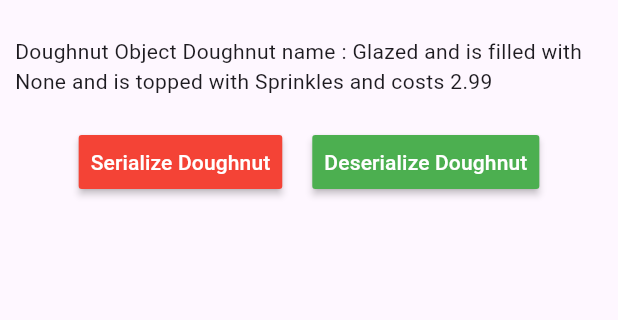
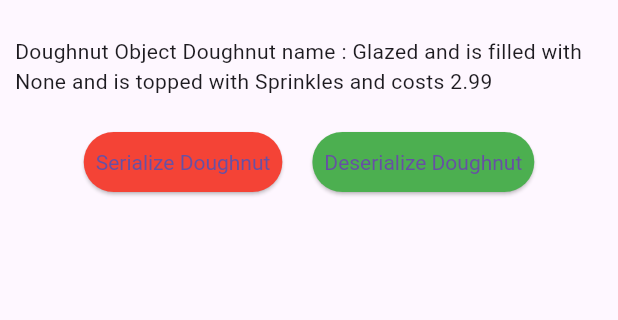
Before and after one commit to TomerPacific/MediumArticles, a Flutter app: the screen it shows after launch, on a phone screen of 412 x 824 dp, the part 63-383 px from its top. Run offline on Flutter 3.47's test engine with Material 3 defaults, Android fonts, the phone set to English and light mode, and no system bars; our stand-ins replace geolocator, webview_flutter.

Commit message:
MediumArticles Serialization removing deprecated code

```diff
--- a/serialization_example/lib/main.dart
+++ b/serialization_example/lib/main.dart
@@ -15,13 +15,13 @@ class MyApp extends StatelessWidget {
 
         primarySwatch: Colors.blue,
       ),
-      home: MyHomePage(title: 'Flutter Serialization Example'),
+      home: MyHomePage(title: 'Flutter Serialization Example', key: GlobalKey(),),
     );
   }
 }
 
 class MyHomePage extends StatefulWidget {
-  MyHomePage({Key key, this.title}) : super(key: key);
+  MyHomePage({required Key key, required this.title}) : super(key: key);
 
 
   final String title;
@@ -32,8 +32,8 @@ class MyHomePage extends StatefulWidget {
 
 class _MyHomePageState extends State<MyHomePage> {
 
-  Doughnut _myDoughnut;
-  String _encoded;
+  late Doughnut _myDoughnut;
+  late String _encoded;
   String _toPresent = "";
 
   void serialize() {
@@ -91,20 +91,23 @@ class _MyHomePageState extends State<MyHomePage> {
               children: <Widget>[
                 new Container(
                   margin: const EdgeInsets.all(10.0),
-                  child: RaisedButton(
-                      padding: const EdgeInsets.all(8.0),
-                      textColor: Colors.white,
-                      color: Colors.red,
+                  child: ElevatedButton(
+                      style: ElevatedButton.styleFrom(
+                        padding: const EdgeInsets.all(8.0),
+                        textStyle: TextStyle(color: Colors.white),
+                        backgroundColor: Colors.red,
+                      ),
                       onPressed: serialize,
                       child: new Text("Serialize Doughnut")
                   ),
                 ),
                 new Container(
                   margin: const EdgeInsets.all(10.0),
-                  child: RaisedButton(
-                      padding: const EdgeInsets.all(8.0),
-                      textColor: Colors.white,
-                      color: Colors.green,
+                  child: ElevatedButton(
+                        style: ElevatedButton.styleFrom(
+                          padding: const EdgeInsets.all(8.0),
+                          textStyle: TextStyle(color: Colors.white),
+                          backgroundColor: Colors.green),
                       onPressed: deserialize,
                       child: new Text("Deserialize Doughnut")
                   ),
```
